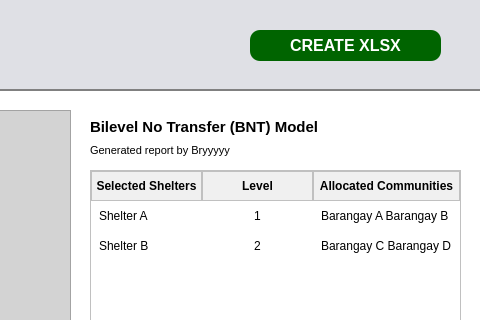
Above: FE/shelterallocationreport.ui from Lucianono/ShelterAlloc_Thesis before the change; both pictures show x 520 to 1000 and y 0 to 320 of the 1000 by 700 pixel window. Below: the same form after it.
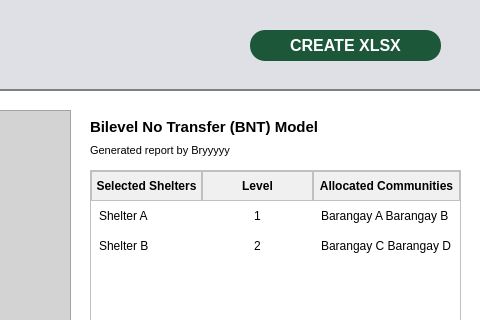
That is the form after the change. Icons and pictures are not drawn.

Patch:
```diff
--- a/FE/shelterallocationreport.ui
+++ b/FE/shelterallocationreport.ui
@@ -151,12 +151,23 @@
     </property>
     <property name="styleSheet">
      <string notr="true">QPushButton {
-    background-color: darkgreen;         
-    color: white;                        
-    border: none;                        
-    border-radius: 10px;                                    
-    font-size: 16px;                     
-}</string>
+    background-color: #1C5739;
+    color: white;
+    padding: 5px;
+    border: none;
+    border-radius: 15px;
+	font-size:16px;
+	font-weight:bold;
+}
+
+QPushButton:hover {
+    background-color: #25754c;
+}
+
+QPushButton:pressed {
+    background-color: #1C5739;
+}
+</string>
     </property>
     <property name="text">
      <string>CREATE XLSX</string>
```
